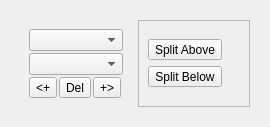
Before: the Qt Designer form mqt/MqtBase/ScreenConfigElement.ui in Rsclub22/Minos2-Mirror, drawn with Qt 5.
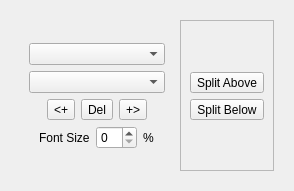
After: the same form once the commit is applied.

Commit message: Add font size to element

The edit to the form file:
```diff
--- a/mqt/MqtBase/ScreenConfigElement.ui
+++ b/mqt/MqtBase/ScreenConfigElement.ui
@@ -6,8 +6,8 @@
    <rect>
     <x>0</x>
     <y>0</y>
-    <width>270</width>
-    <height>114</height>
+    <width>294</width>
+    <height>191</height>
    </rect>
   </property>
   <property name="windowTitle">
@@ -26,9 +26,6 @@
       <item>
        <widget class="QFrame" name="typeFrame">
         <layout class="QVBoxLayout" name="verticalLayout">
-         <property name="spacing">
-          <number>2</number>
-         </property>
          <item>
           <spacer name="verticalSpacer_3">
            <property name="orientation">
@@ -50,6 +47,19 @@
          </item>
          <item>
           <layout class="QHBoxLayout" name="horizontalLayout">
+           <item>
+            <spacer name="horizontalSpacer">
+             <property name="orientation">
+              <enum>Qt::Horizontal</enum>
+             </property>
+             <property name="sizeHint" stdset="0">
+              <size>
+               <width>40</width>
+               <height>20</height>
+              </size>
+             </property>
+            </spacer>
+           </item>
            <item>
             <widget class="QToolButton" name="addLeftButton">
              <property name="toolTip">
@@ -80,6 +90,66 @@
              </property>
             </widget>
            </item>
+           <item>
+            <spacer name="horizontalSpacer_2">
+             <property name="orientation">
+              <enum>Qt::Horizontal</enum>
+             </property>
+             <property name="sizeHint" stdset="0">
+              <size>
+               <width>40</width>
+               <height>20</height>
+              </size>
+             </property>
+            </spacer>
+           </item>
+          </layout>
+         </item>
+         <item>
+          <layout class="QHBoxLayout" name="horizontalLayout_4">
+           <item>
+            <spacer name="horizontalSpacer_3">
+             <property name="orientation">
+              <enum>Qt::Horizontal</enum>
+             </property>
+             <property name="sizeHint" stdset="0">
+              <size>
+               <width>40</width>
+               <height>20</height>
+              </size>
+             </property>
+            </spacer>
+           </item>
+           <item>
+            <widget class="QLabel" name="label">
+             <property name="text">
+              <string>Font Size</string>
+             </property>
+            </widget>
+           </item>
+           <item>
+            <widget class="QSpinBox" name="spinBox"/>
+           </item>
+           <item>
+            <widget class="QLabel" name="label_2">
+             <property name="text">
+              <string>%</string>
+             </property>
+            </widget>
+           </item>
+           <item>
+            <spacer name="horizontalSpacer_4">
+             <property name="orientation">
+              <enum>Qt::Horizontal</enum>
+             </property>
+             <property name="sizeHint" stdset="0">
+              <size>
+               <width>40</width>
+               <height>20</height>
+              </size>
+             </property>
+            </spacer>
+           </item>
           </layout>
          </item>
          <item>
```
Left out of the diff: 14 changed lines with no effect on the pictures.
